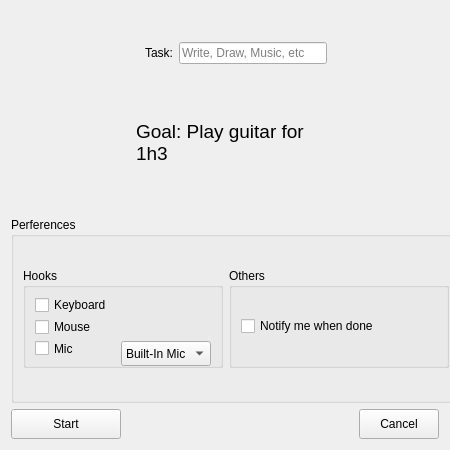
Old version of the form Tasker/NewSessionQWidget.ui in the repository thebigG/Tasker.
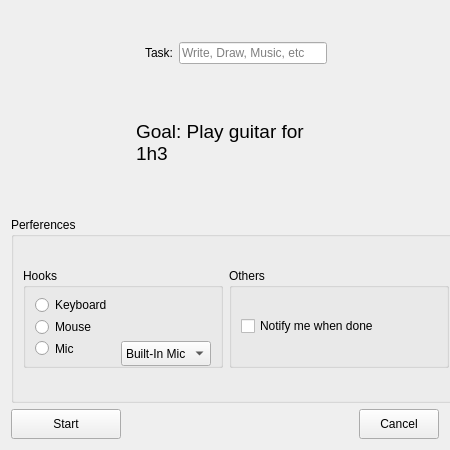
New version of the form.

Diff of the .ui file:
```diff
--- a/Tasker/NewSessionQWidget.ui
+++ b/Tasker/NewSessionQWidget.ui
@@ -219,55 +219,6 @@
         </property>
 
         <layout class="QGridLayout" name="gridLayout_4">
-
-         <item row="2" column="0">
-
-          <widget class="QCheckBox" name="audioQCheckBox">
-
-           <property name="text">
-
-            <string>Mic</string>
-
-           </property>
-
-          </widget>
-
-         </item>
-
-         <item row="0" column="0" colspan="2">
-
-          <widget class="QCheckBox" name="keyboardQCheckBox">
-
-           <property name="text">
-
-            <string>Keyboard</string>
-
-           </property>
-
-           <property name="tristate">
-
-            <bool>false</bool>
-
-           </property>
-
-          </widget>
-
-         </item>
-
-         <item row="1" column="0">
-
-          <widget class="QCheckBox" name="mouseQCheckBox">
-
-           <property name="text">
-
-            <string>Mouse</string>
-
-           </property>
-
-          </widget>
-
-         </item>
-
          <item row="2" column="1">
 
           <widget class="QComboBox" name="audioQComboBox">
@@ -309,7 +260,27 @@
           </widget>
 
          </item>
-
+         <item row="0" column="0" colspan="2">
+          <widget class="QRadioButton" name="keyboardQRadioButton">
+           <property name="text">
+            <string>Keyboard</string>
+           </property>
+          </widget>
+         </item>
+         <item row="2" column="0">
+          <widget class="QRadioButton" name="audioQRadioButton">
+           <property name="text">
+            <string>Mic</string>
+           </property>
+          </widget>
+         </item>
+         <item row="1" column="0">
+          <widget class="QRadioButton" name="mouseQRadioButton">
+           <property name="text">
+            <string>Mouse</string>
+           </property>
+          </widget>
+         </item>
         </layout>
 
        </widget>
```
Left out of the diff: 229 changed lines with no effect on the pictures.
